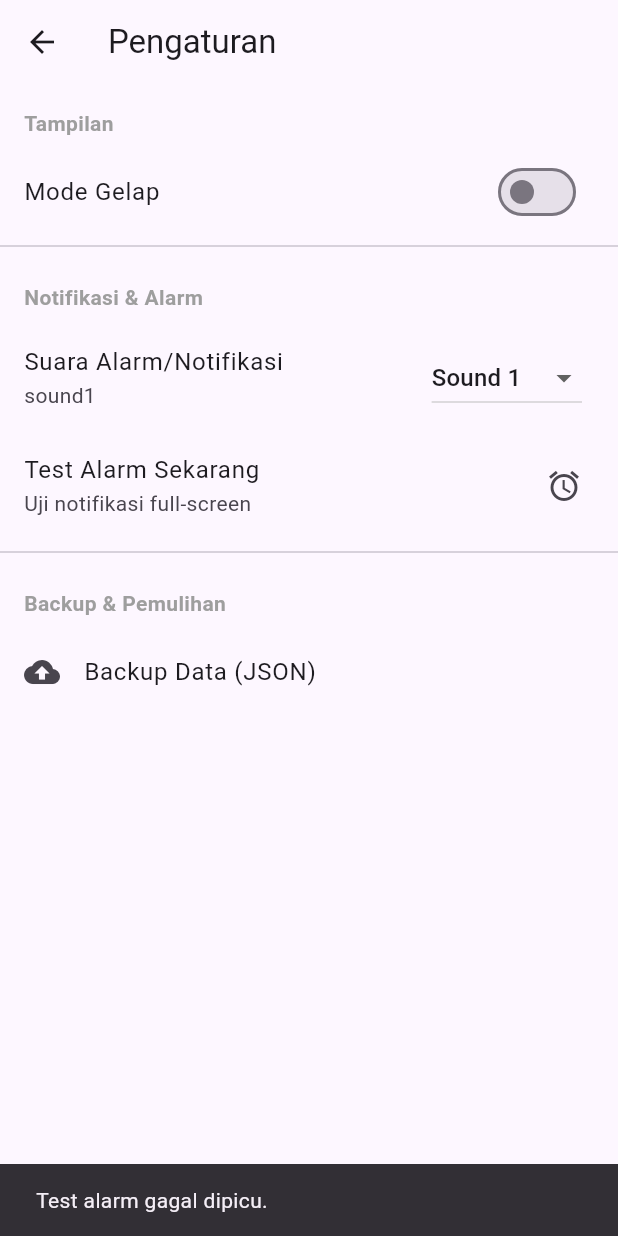
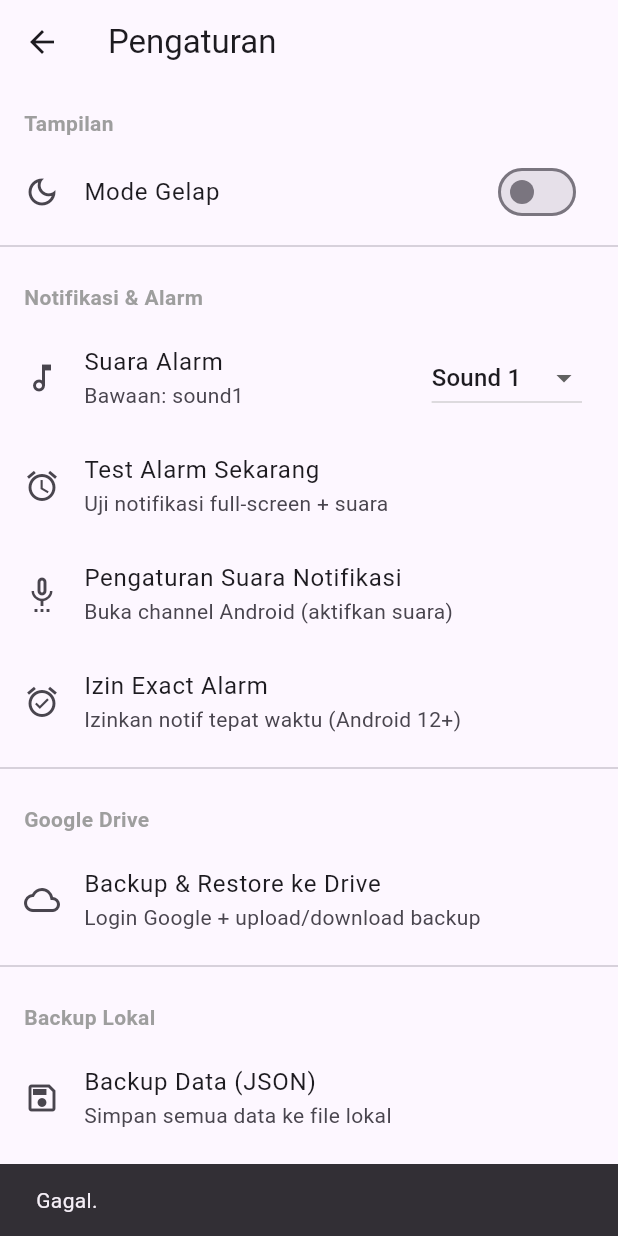
Before and after one commit to YusuP28/note_app, a Flutter app: the SettingsScreen screen opened directly, after a tap on "Test Alarm Sekarang", on a phone screen of 412 x 824 dp. Run offline on Flutter 3.47's test engine with Material 3 defaults, Android fonts, the phone set to English and light mode, and no system bars; our stand-ins replace file_picker, google_sign_in, shared_preferences, sqflite; missing offline and left inert: googleapis; accounts and stored records are empty; statements that could not run were skipped.

Commit message:
feat(settings): rewrite lengkap + tombol Google Drive + backup/restore/purge/test alarm

```diff
--- a/lib/screens/settings/settings_screen.dart
+++ b/lib/screens/settings/settings_screen.dart
@@ -1,10 +1,13 @@
 import 'package:flutter/material.dart';
 import 'package:provider/provider.dart';
 import 'package:file_picker/file_picker.dart';
+
 import '../../providers/theme_provider.dart';
 import '../../providers/settings_provider.dart';
+import '../../providers/note_provider.dart';
 import '../../services/backup_service.dart';
 import '../../services/alarm_service.dart';
+import '../drive/drive_backup_screen.dart';
 
 class SettingsScreen extends StatelessWidget {
   const SettingsScreen({Key? key}) : super(key: key);
@@ -18,59 +21,38 @@ class SettingsScreen extends StatelessWidget {
       appBar: AppBar(title: const Text('Pengaturan')),
       body: ListView(
         children: [
-          const Padding(
-            padding: EdgeInsets.fromLTRB(16, 16, 16, 8),
-            child: Text(
-              'Tampilan',
-              style: TextStyle(
-                fontWeight: FontWeight.bold,
-                color: Colors.grey,
-              ),
-            ),
-          ),
+          // ============ TAMPILAN ============
+          _section('Tampilan'),
           SwitchListTile(
+            secondary: const Icon(Icons.dark_mode_outlined),
             title: const Text('Mode Gelap'),
             value: themeProvider.isDark,
             onChanged: (val) => themeProvider.setMode(
               val ? ThemeMode.dark : ThemeMode.light,
             ),
           ),
+
           const Divider(),
-          const Padding(
-            padding: EdgeInsets.fromLTRB(16, 16, 16, 8),
-            child: Text(
-              'Notifikasi & Alarm',
-              style: TextStyle(
-                fontWeight: FontWeight.bold,
-                color: Colors.grey,
-              ),
+
+          // ============ NOTIFIKASI ============
+          _section('Notifikasi & Alarm'),
+          ListTile(
+            leading: const Icon(Icons.music_note_outlined),
+            title: const Text('Suara Alarm'),
+            subtitle: Text(
+              settings.notificationSound.startsWith('sound')
+                  ? 'Bawaan: ${settings.notificationSound}'
+                  : 'Custom: ${settings.notificationSound.split("/").last}',
             ),
-          ),
-          ListTile(
-            title: const Text('Suara Alarm/Notifikasi'),
-            subtitle: Text(settings.notificationSound),
             trailing: DropdownButton<String>(
-              value: ['sound1', 'sound2', 'sound3']
-                      .contains(settings.notificationSound)
+              value: ['sound1', 'sound2', 'sound3'].contains(settings.notificationSound)
                   ? settings.notificationSound
                   : 'custom',
               items: const [
-                DropdownMenuItem(
-                  value: 'sound1',
-                  child: Text('Sound 1'),
-                ),
-                DropdownMenuItem(
-                  value: 'sound2',
-                  child: Text('Sound 2'),
-                ),
-                DropdownMenuItem(
-                  value: 'sound3',
-                  child: Text('Sound 3'),
-                ),
-                DropdownMenuItem(
-                  value: 'custom',
-                  child: Text('Pilih File...'),
-                ),
+                DropdownMenuItem(value: 'sound1', child: Text('Sound 1')),
+                DropdownMenuItem(value: 'sound2', child: Text('Sound 2')),
+                DropdownMenuItem(value: 'sound3', child: Text('Sound 3')),
+                DropdownMenuItem(value: 'custom', child: Text('Pilih File...')),
               ],
               onChanged: (val) async {
                 if (val == 'custom') {
@@ -78,9 +60,7 @@ class SettingsScreen extends StatelessWidget {
                     type: FileType.audio,
                   );
                   if (result != null && result.files.single.path != null) {
-                    await settings.setNotificationSound(
-                      result.files.single.path!,
-                    );
+                    await settings.setNotificationSound(result.files.single.path!);
                   }
                 } else if (val != null) {
                   await settings.setNotificationSound(val);
@@ -89,61 +69,167 @@ class SettingsScreen extends StatelessWidget {
             ),
           ),
           ListTile(
+            leading: const Icon(Icons.alarm),
             title: const Text('Test Alarm Sekarang'),
-            subtitle: const Text('Uji notifikasi full-screen'),
-            trailing: const Icon(Icons.alarm),
+            subtitle: const Text('Uji notifikasi full-screen + suara'),
             onTap: () async {
               final ok = await AlarmService().testNow();
               if (context.mounted) {
                 ScaffoldMessenger.of(context).showSnackBar(
-                  SnackBar(
-                    content: Text(
-                      ok
-                          ? 'Test alarm dipicu!'
-                          : 'Test alarm gagal dipicu.',
-                    ),
-                  ),
+                  SnackBar(content: Text(ok ? 'Test alarm dipicu!' : 'Gagal.')),
                 );
               }
             },
           ),
+          ListTile(
+            leading: const Icon(Icons.settings_voice_outlined),
+            title: const Text('Pengaturan Suara Notifikasi'),
+            subtitle: const Text('Buka channel Android (aktifkan suara)'),
+            onTap: () async {
+              final ok = await AlarmService().openChannelSettings();
+              if (context.mounted) {
+                ScaffoldMessenger.of(context).showSnackBar(
+                  SnackBar(content: Text(ok ? 'Buka pengaturan channel' : 'Gagal')),
+                );
+              }
+            },
+          ),
+          ListTile(
+            leading: const Icon(Icons.alarm_on_outlined),
+            title: const Text('Izin Exact Alarm'),
+            subtitle: const Text('Izinkan notif tepat waktu (Android 12+)'),
+            onTap: () async {
+              final can = await AlarmService().canScheduleExact();
+              if (can) {
+                if (context.mounted) {
+                  ScaffoldMessenger.of(context).showSnackBar(
+                    const SnackBar(content: Text('Izin sudah aktif')),
+                  );
+                }
+                return;
+              }
+              await AlarmService().requestExactPermission();
+            },
+          ),
+
           const Divider(),
-          const Padding(
-            padding: EdgeInsets.fromLTRB(16, 16, 16, 8),
-            child: Text(
-              'Backup & Pemulihan',
-              style: TextStyle(
-                fontWeight: FontWeight.bold,
-                color: Colors.grey,
-              ),
+
+          // ============ GOOGLE DRIVE ============
+          _section('Google Drive'),
+          ListTile(
+            leading: const Icon(Icons.cloud_outlined),
+            title: const Text('Backup & Restore ke Drive'),
+            subtitle: const Text('Login Google + upload/download backup'),
+            onTap: () => Navigator.push(
+              context,
+              MaterialPageRoute(builder: (_) => const DriveBackupScreen()),
             ),
           ),
+
+          const Divider(),
+
+          // ============ BACKUP LOKAL ============
+          _section('Backup Lokal'),
           ListTile(
+            leading: const Icon(Icons.save_outlined),
             title: const Text('Backup Data (JSON)'),
-            leading: const Icon(Icons.backup),
+            subtitle: const Text('Simpan semua data ke file lokal'),
             onTap: () async {
               try {
                 final path = await BackupService().exportAll();
                 if (context.mounted) {
                   ScaffoldMessenger.of(context).showSnackBar(
-                    SnackBar(
-                      content: Text('Backup tersimpan di $path'),
-                    ),
+                    SnackBar(content: Text('Backup: $path')),
                   );
                 }
               } catch (e) {
                 if (context.mounted) {
                   ScaffoldMessenger.of(context).showSnackBar(
-                    SnackBar(
-                      content: Text('Gagal backup: $e'),
-                    ),
+                    SnackBar(content: Text('Gagal backup: $e')),
                   );
                 }
               }
             },
           ),
+          ListTile(
+            leading: const Icon(Icons.restore_outlined),
+            title: const Text('Restore dari File'),
+            subtitle: const Text('Import backup JSON (replace)'),
+            onTap: () async {
+              final result = await FilePicker.platform.pickFiles(
+                type: FileType.custom,
+                allowedExtensions: ['json'],
+              );
+              if (result == null || result.files.single.path == null) return;
+              try {
+                final count = await BackupService()
+                    .importFromFile(result.files.single.path!, merge: false);
+                if (context.mounted) {
+                  await context.read<NoteProvider>().load();
+                  ScaffoldMessenger.of(context).showSnackBar(
+                    SnackBar(content: Text('Restore: $count catatan')),
+                  );
+                }
+              } catch (e) {
+                if (context.mounted) {
+                  ScaffoldMessenger.of(context).showSnackBar(
+                    SnackBar(content: Text('Gagal restore: $e')),
+                  );
+                }
+              }
+            },
+          ),
+          ListTile(
+            leading: const Icon(Icons.auto_delete_outlined),
+            title: const Text('Bersihkan Sampah Lama'),
+            subtitle: const Text('Hapus item di sampah > 30 hari'),
+            onTap: () async {
+              final ok = await showDialog<bool>(
+                context: context,
+                builder: (ctx) => AlertDialog(
+                  title: const Text('Bersihkan Sampah?'),
+                  content: const Text('Hapus permanen catatan di sampah > 30 hari.'),
+                  actions: [
+                    TextButton(
+                        onPressed: () => Navigator.pop(ctx, false),
+                        child: const Text('Batal')),
+                    TextButton(
+                        onPressed: () => Navigator.pop(ctx, true),
+                        child: const Text('Bersihkan')),
+                  ],
+                ),
+              );
+              if (ok == true && context.mounted) {
+                await context.read<NoteProvider>().purgeOldTrash(days: 30);
+                if (context.mounted) {
+                  ScaffoldMessenger.of(context).showSnackBar(
+                    const SnackBar(content: Text('Sampah lama dibersihkan')),
+                  );
+                }
+              }
+            },
+          ),
+
+          const Divider(),
+
+          // ============ TENTANG ============
+          _section('Tentang'),
+          const ListTile(
+            leading: Icon(Icons.info_outline),
+            title: Text('Catatanku'),
+            subtitle: Text('Versi 2.1.1'),
+          ),
+          const SizedBox(height: 24),
         ],
       ),
     );
   }
+
+  Widget _section(String text) => Padding(
+        padding: const EdgeInsets.fromLTRB(16, 16, 16, 8),
+        child: Text(
+          text,
+          style: const TextStyle(fontWeight: FontWeight.bold, color: Colors.grey),
+        ),
+      );
 }
```
